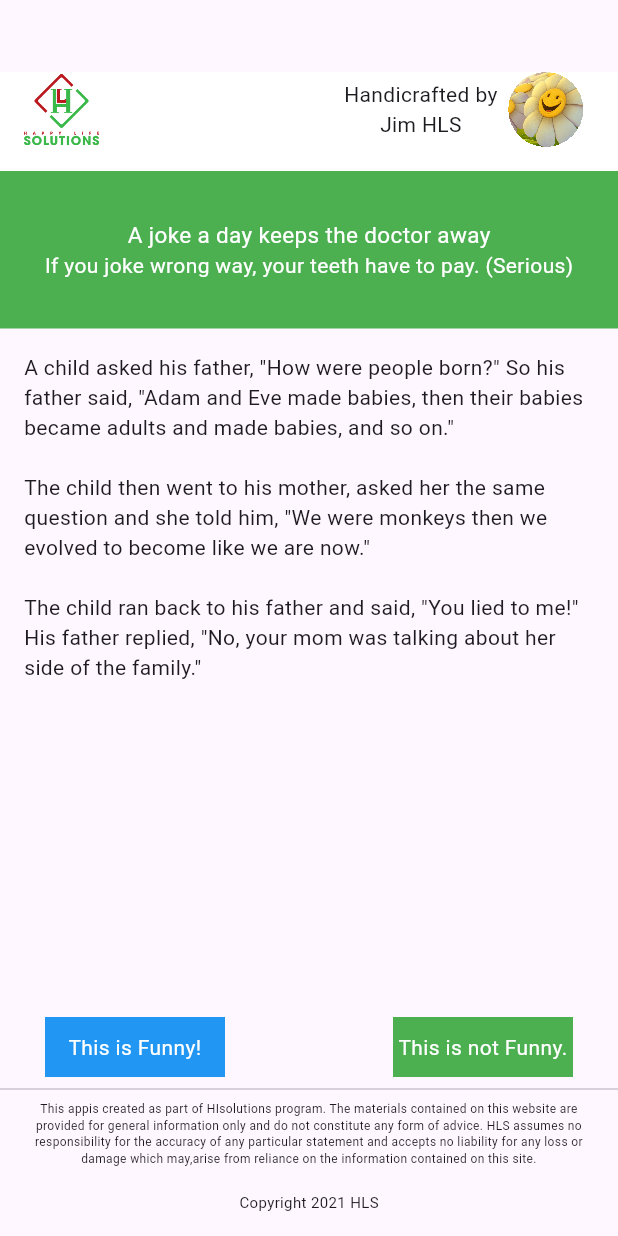
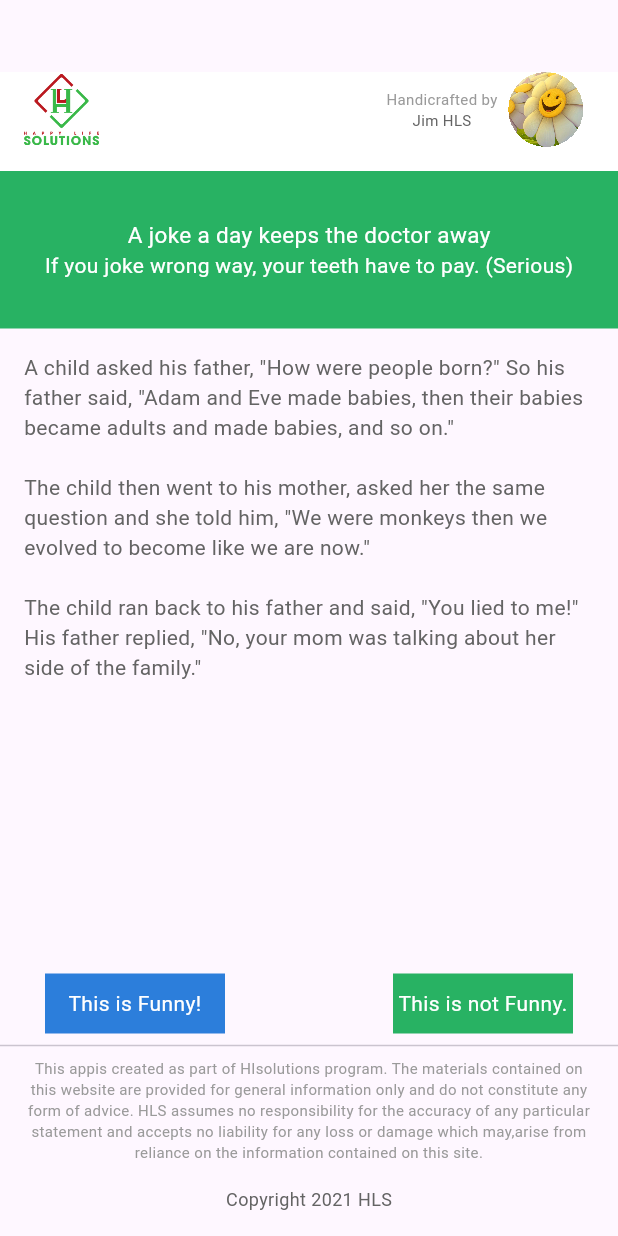
Before and after one commit to haipn5984/hls_test, a Flutter app: the screen it shows after launch, on a phone screen of 412 x 824 dp. Run offline on Flutter 3.47's test engine with Material 3 defaults, Android fonts, the phone set to English and light mode, and no system bars; our stand-ins replace dio, equatable, flutter_bloc, flutter_svg, freezed_annotation, get_it and 1 more; generated files the repository leaves out were written again.

Commit message:
edit color

```diff
--- a/flutter_app/jokee_single_serving/lib/feature/joke/common/utils/joke_colors.dart
+++ b/flutter_app/jokee_single_serving/lib/feature/joke/common/utils/joke_colors.dart
@@ -1,9 +1,11 @@
 import 'package:flutter/material.dart';
 
 class JokeColor {
-  static const mainTextColor = Colors.black;
-  static const bannerColor = Colors.green;
+  static const mainTextColor = Color(0xff646464);
+  static const bannerColor = Color(0xFF28b263);
   static const whiteTextColor = Colors.white;
-  static const agreeButtonColor = Colors.blue;
-  static const disAgreeButtonColor = Colors.green;
+  static const agreeButtonColor = Color(0xff2C7EDB);
+  static const disAgreeButtonColor = Color(0xFF28b263);
+  static const footerText = Color(0xFF9A9A9A);
+  static const subText = Color(0xFF898989);
 }
--- a/flutter_app/jokee_single_serving/lib/feature/joke/presentation/content/joke_main.dart
+++ b/flutter_app/jokee_single_serving/lib/feature/joke/presentation/content/joke_main.dart
@@ -64,8 +64,20 @@ class JokeMain extends StatelessWidget {
             children: [
               const Column(
                 children: [
-                  Text('Handicrafted by'),
-                  Text('Jim HLS'),
+                  Text(
+                    'Handicrafted by',
+                    style: TextStyle(
+                      color: JokeColor.footerText,
+                      fontSize: 10,
+                    ),
+                  ),
+                  Text(
+                    'Jim HLS',
+                    style: TextStyle(
+                      color: JokeColor.mainTextColor,
+                      fontSize: 10,
+                    ),
+                  ),
                 ],
               ),
               Container(
@@ -89,7 +101,7 @@ class JokeMain extends StatelessWidget {
         ),
         width: double.infinity,
         decoration: const BoxDecoration(
-          color: Colors.green,
+          color: JokeColor.bannerColor,
         ),
         child: const Column(
           children: [
@@ -114,13 +126,21 @@ class JokeMain extends StatelessWidget {
       padding: const EdgeInsets.all(16),
       child: Text(
         joke,
+        style: const TextStyle(
+          color: JokeColor.mainTextColor,
+        ),
       ),
     );
   }
 
   Widget _buildNoJoke() {
     return const Center(
-        child: Text("That's all the jokes for today! Come back another day!"));
+        child: Text(
+      "That's all the jokes for today! Come back another day!",
+      style: TextStyle(
+        color: JokeColor.mainTextColor,
+      ),
+    ));
   }
 
   Widget _buildVote(BuildContext context) {
@@ -164,7 +184,8 @@ class JokeMain extends StatelessWidget {
               'This appis created as part of HIsolutions program. The materials contained on this website are provided for general information only and do not constitute any form of advice. HLS assumes no responsibility for the accuracy of any particular statement and accepts no liability for any loss or damage which may,arise from reliance on the information contained on this site.',
               textAlign: TextAlign.center,
               style: TextStyle(
-                fontSize: 8,
+                color: JokeColor.footerText,
+                fontSize: 10,
               ),
             ),
             Padding(
@@ -174,7 +195,8 @@ class JokeMain extends StatelessWidget {
               child: Text(
                 'Copyright 2021 HLS',
                 style: TextStyle(
-                  fontSize: 10,
+                  color: JokeColor.mainTextColor,
+                  fontSize: 12,
                 ),
               ),
             ),
```
